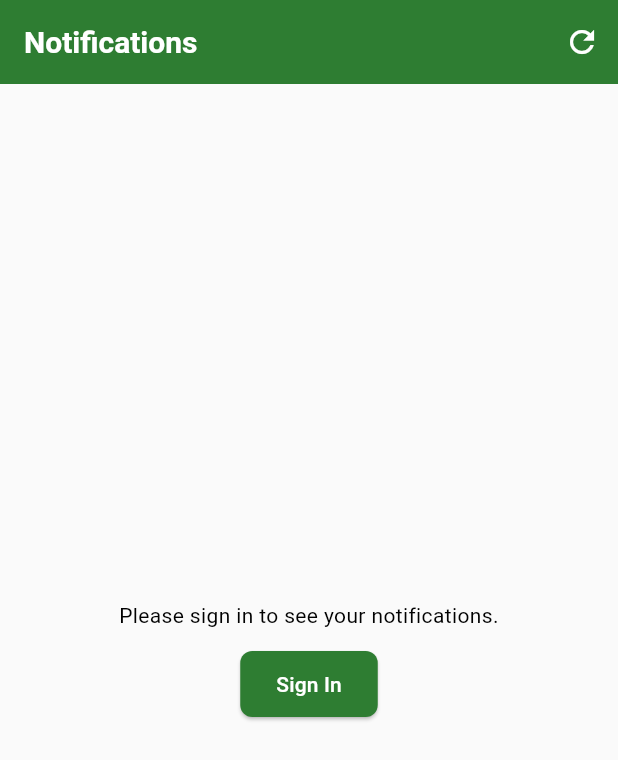
After one commit to ShreyashYewale/campus-lost-and-found, a Flutter app: the NotificationsScreen screen opened by its route, after a tap on the "refresh" icon, on a phone screen of 412 x 824 dp. The commit adds this screen. Shown: the top 760 px of the screen. Run offline on Flutter 3.47's test engine with Material 3 defaults, Android fonts, the phone set to English and light mode, and no system bars; our stand-ins replace go_router, image_picker, logger, shared_preferences; accounts and stored records are empty; statements that could not run were skipped.

Commit message:
added UI for all flow

```diff
--- /dev/null
+++ b/frontend/lib/core/models/app_notification.dart
@@ -0,0 +1,26 @@
+/// An in-app notification (match, claim, approval-with-OTP, etc.).
+class AppNotification {
+  final String id;
+  final String type;
+  final String message;
+  final bool isRead;
+  final String? createdAt;
+
+  AppNotification({
+    required this.id,
+    required this.type,
+    required this.message,
+    this.isRead = false,
+    this.createdAt,
+  });
+
+  factory AppNotification.fromJson(Map<String, dynamic> json) {
+    return AppNotification(
+      id: json['id']?.toString() ?? '',
+      type: (json['type'] as String?) ?? '',
+      message: (json['message'] as String?) ?? '',
+      isRead: json['isRead'] == true,
+      createdAt: json['createdAt'] as String?,
+    );
+  }
+}
--- /dev/null
+++ b/frontend/lib/core/models/claim.dart
@@ -0,0 +1,42 @@
+/// A claim on an item, as seen in the Flutter UI.
+class Claim {
+  final String id;
+  final String status; // pending | approved | rejected
+  final String message;
+  final bool otpVerified;
+
+  final String? itemId;
+  final String? itemTitle;
+
+  final String? claimantId;
+  final String? claimantName;
+
+  Claim({
+    required this.id,
+    required this.status,
+    this.message = '',
+    this.otpVerified = false,
+    this.itemId,
+    this.itemTitle,
+    this.claimantId,
+    this.claimantName,
+  });
+
+  factory Claim.fromJson(Map<String, dynamic> json) {
+    final item = json['item'] as Map<String, dynamic>?;
+    final claimant = json['claimant'] as Map<String, dynamic>?;
+    return Claim(
+      id: json['id']?.toString() ?? '',
+      status: (json['status'] as String?) ?? 'pending',
+      message: (json['message'] as String?) ?? '',
+      otpVerified: json['otpVerified'] == true,
+      itemId: item?['id']?.toString(),
+      itemTitle: item?['title'] as String?,
+      claimantId: claimant?['id']?.toString(),
+      claimantName: claimant?['name'] as String?,
+    );
+  }
+
+  bool get isPending => status == 'pending';
+  bool get isApproved => status == 'approved';
+}
--- a/frontend/lib/main.dart
+++ b/frontend/lib/main.dart
@@ -4,6 +4,7 @@ import 'config/app_config.dart';
 import 'core/services/auth_service.dart';
 import 'core/services/api_service.dart';
 import 'core/services/item_service.dart';
+import 'core/services/claim_service.dart';
 import 'ui/app.dart';
 
 Future<void> main() async {
@@ -17,6 +18,7 @@ Future<void> main() async {
   final authService = AuthService(apiService: apiService);
   await authService.ensureInitialized();
   final itemService = ItemService(apiService: apiService);
+  final claimService = ClaimService(apiService: apiService);
 
   runApp(
     MultiProvider(
@@ -24,6 +26,7 @@ Future<void> main() async {
         Provider<ApiService>.value(value: apiService),
         ChangeNotifierProvider<AuthService>.value(value: authService),
         Provider<ItemService>.value(value: itemService),
+        Provider<ClaimService>.value(value: claimService),
       ],
       child: const MyApp(),
     ),
--- /dev/null
+++ b/frontend/lib/ui/screens/notifications_screen.dart
@@ -0,0 +1,138 @@
+import 'package:campus_lost_found/core/models/app_notification.dart';
+import 'package:campus_lost_found/core/services/api_service.dart';
+import 'package:campus_lost_found/core/services/auth_service.dart';
+import 'package:campus_lost_found/core/services/claim_service.dart';
+import 'package:flutter/material.dart';
+import 'package:go_router/go_router.dart';
+import 'package:provider/provider.dart';
+
+/// Shows the signed-in user their notifications. This is where a claimant
+/// (e.g. Bob) sees the OTP after their claim is approved.
+class NotificationsScreen extends StatefulWidget {
+  const NotificationsScreen({Key? key}) : super(key: key);
+
+  @override
+  State<NotificationsScreen> createState() => _NotificationsScreenState();
+}
+
+class _NotificationsScreenState extends State<NotificationsScreen> {
+  bool _isLoading = true;
+  String? _error;
+  List<AppNotification> _notifications = [];
+
+  @override
+  void initState() {
+    super.initState();
+    _load();
+  }
+
+  Future<void> _load() async {
+    setState(() {
+      _isLoading = true;
+      _error = null;
+    });
+
+    final auth = context.read<AuthService>();
+    await auth.ensureInitialized();
+    if (!auth.isAuthenticated || auth.token == null) {
+      setState(() {
+        _isLoading = false;
+        _error = 'Please sign in to see your notifications.';
+      });
+      return;
+    }
+
+    try {
+      context.read<ApiService>().setSessionToken(auth.token);
+      final claimService = context.read<ClaimService>();
+      final items = await claimService.fetchMyNotifications();
+      if (mounted) {
+        setState(() {
+          _notifications = items;
+          _isLoading = false;
+        });
+      }
+    } catch (e) {
+      if (mounted) {
+        setState(() {
+          _error = 'Error: $e';
+          _isLoading = false;
+        });
+      }
+    }
+  }
+
+  IconData _iconFor(String type) {
+    switch (type) {
+      case 'claim_approved':
+        return Icons.verified_user;
+      case 'claim':
+        return Icons.assignment_ind;
+      case 'match':
+        return Icons.compare_arrows;
+      default:
+        return Icons.notifications;
+    }
+  }
+
+  @override
+  Widget build(BuildContext context) {
+    return Scaffold(
+      appBar: AppBar(
+        title: const Text('Notifications'),
+        actions: [
+          IconButton(
+            icon: const Icon(Icons.refresh),
+            onPressed: _isLoading ? null : _load,
+          ),
+        ],
+      ),
+      body: _isLoading
+          ? const Center(child: CircularProgressIndicator())
+          : _error != null
+              ? Center(
+                  child: Padding(
+                    padding: const EdgeInsets.all(24),
+                    child: Column(
+                      mainAxisSize: MainAxisSize.min,
+                      children: [
+                        Text(_error!, textAlign: TextAlign.center),
+                        const SizedBox(height: 12),
+                        ElevatedButton(
+                          onPressed: () => context.push('/login'),
+                          child: const Text('Sign In'),
+                        ),
+                      ],
+                    ),
+                  ),
+                )
+              : _notifications.isEmpty
+                  ? const Center(child: Text('No notifications yet.'))
+                  : RefreshIndicator(
+                      onRefresh: _load,
+                      child: ListView.separated(
+                        padding: const EdgeInsets.all(12),
+                        itemCount: _notifications.length,
+                        separatorBuilder: (_, __) => const SizedBox(height: 8),
+                        itemBuilder: (context, i) {
+                          final n = _notifications[i];
+                          final isOtp = n.type == 'claim_approved';
+                          return Card(
+                            color: isOtp ? Colors.green.shade50 : null,
+                            child: ListTile(
+                              leading: Icon(
+                                _iconFor(n.type),
+                                color: isOtp ? Colors.green : Colors.blueGrey,
+                              ),
+                              title: Text(n.message),
+                              subtitle: isOtp
+                                  ? const Text('Show this OTP to the finder to collect your item.')
+                                  : null,
+                            ),
+                          );
+                        },
+                      ),
+                    ),
+    );
+  }
+}
```
Also changed, not shown: frontend/lib/core/services/claims_service.dart (added, +110 -0 lines), frontend/lib/ui/app.dart (+10 -0 lines), frontend/lib/ui/screens/home_screen.dart (+24 -0 lines), frontend/lib/core/widgets/verify_otp_dialog.dart (line endings or trailing spaces), 3 other files.
